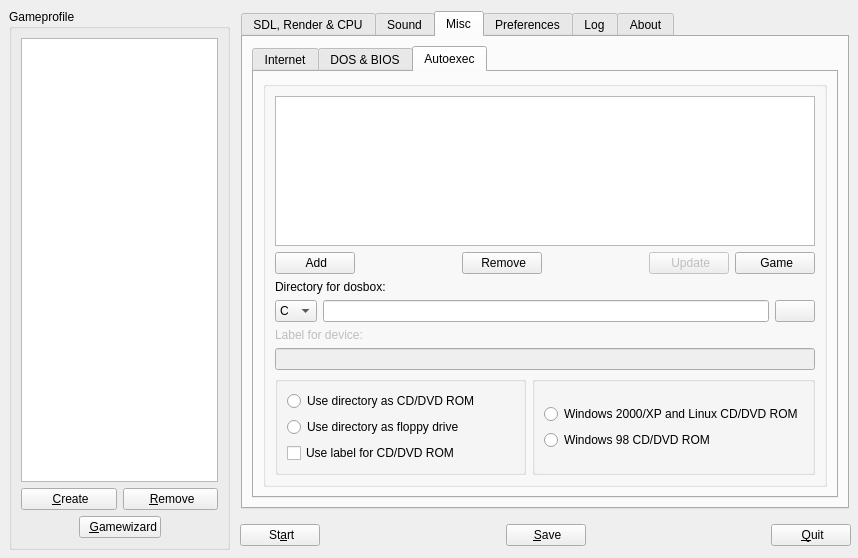
Qt form ui/dboxfe.ui (LasDesu/DBoxFE) before a commit.
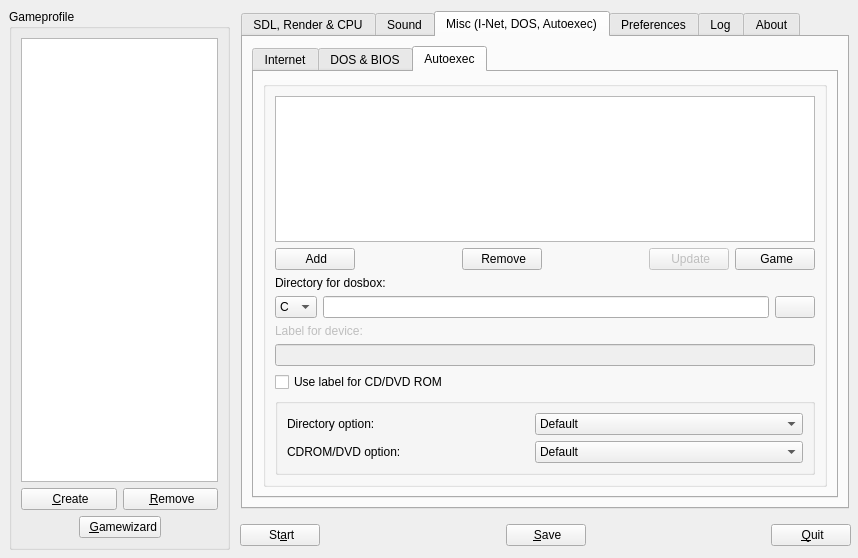
The same form after that commit. The open tabs and pages were chosen to show the change. Icons and pictures are not drawn.

```diff
--- a/ui/dboxfe.ui
+++ b/ui/dboxfe.ui
@@ -2502,7 +2502,7 @@
    </widget>
    <widget class="QWidget" name="tbMiscCfg" >
     <attribute name="title" >
-     <string>Misc</string>
+     <string>Misc (I-Net, DOS, Autoexec)</string>
     </attribute>
     <layout class="QGridLayout" >
      <property name="margin" >
@@ -3381,7 +3381,141 @@
             <property name="spacing" >
              <number>6</number>
             </property>
-            <item row="1" column="0" colspan="2" >
+            <item row="3" column="0" >
+             <layout class="QVBoxLayout" >
+              <property name="margin" >
+               <number>0</number>
+              </property>
+              <property name="spacing" >
+               <number>6</number>
+              </property>
+              <item>
+               <widget class="QLabel" name="lblDeviceName" >
+                <property name="enabled" >
+                 <bool>false</bool>
+                </property>
+                <property name="text" >
+                 <string>Label for device:</string>
+                </property>
+               </widget>
+              </item>
+              <item>
+               <widget class="QLineEdit" name="LEDeviceLabel" >
+                <property name="enabled" >
+                 <bool>false</bool>
+                </property>
+               </widget>
+              </item>
+              <item>
+               <widget class="QCheckBox" name="chkBoxLabelCDDVD" >
+                <property name="text" >
+                 <string>Use label for CD/DVD ROM</string>
+                </property>
+               </widget>
+              </item>
+             </layout>
+            </item>
+            <item row="4" column="0" >
+             <widget class="QGroupBox" name="groupBox_3" >
+              <property name="title" >
+               <string/>
+              </property>
+              <layout class="QGridLayout" >
+               <property name="margin" >
+                <number>9</number>
+               </property>
+               <property name="spacing" >
+                <number>6</number>
+               </property>
+               <item row="0" column="0" >
+                <layout class="QHBoxLayout" >
+                 <property name="margin" >
+                  <number>0</number>
+                 </property>
+                 <property name="spacing" >
+                  <number>6</number>
+                 </property>
+                 <item>
+                  <layout class="QVBoxLayout" >
+                   <property name="margin" >
+                    <number>0</number>
+                   </property>
+                   <property name="spacing" >
+                    <number>6</number>
+                   </property>
+                   <item>
+                    <widget class="QLabel" name="label_23" >
+                     <property name="text" >
+                      <string>Directory option:</string>
+                     </property>
+                    </widget>
+                   </item>
+                   <item>
+                    <widget class="QLabel" name="label_24" >
+                     <property name="text" >
+                      <string>CDROM/DVD option:</string>
+                     </property>
+                    </widget>
+                   </item>
+                  </layout>
+                 </item>
+                 <item>
+                  <layout class="QVBoxLayout" >
+                   <property name="margin" >
+                    <number>0</number>
+                   </property>
+                   <property name="spacing" >
+                    <number>6</number>
+                   </property>
+                   <item>
+                    <widget class="QComboBox" name="cbxAutoexecDirectoryOption" >
+                     <item>
+                      <property name="text" >
+                       <string>Default</string>
+                      </property>
+                     </item>
+                     <item>
+                      <property name="text" >
+                       <string>Use directory as CD/DVD ROM</string>
+                      </property>
+                     </item>
+                     <item>
+                      <property name="text" >
+                       <string>Use directory as floppy drive</string>
+                      </property>
+                     </item>
+                    </widget>
+                   </item>
+                   <item>
+                    <widget class="QComboBox" name="cbxAutoexecCDDVDROMOption" >
+                     <item>
+                      <property name="text" >
+                       <string>Default</string>
+                      </property>
+                     </item>
+                     <item>
+                      <property name="text" >
+                       <string>Windows 2000/XP and Linux CD/DVD ROM</string>
+                      </property>
+                     </item>
+                     <item>
+                      <property name="text" >
+                       <string>Windows 98 CD/DVD ROM</string>
+                      </property>
+                     </item>
+                    </widget>
+                   </item>
+                  </layout>
+                 </item>
+                </layout>
+               </item>
+              </layout>
+             </widget>
+            </item>
+            <item row="0" column="0" >
+             <widget class="QListWidget" name="lwAutoexec" />
+            </item>
+            <item row="1" column="0" >
              <layout class="QHBoxLayout" >
               <property name="margin" >
                <number>0</number>
@@ -3463,37 +3597,7 @@
               </item>
              </layout>
             </item>
-            <item row="3" column="0" colspan="2" >
-             <layout class="QVBoxLayout" >
-              <property name="margin" >
-               <number>0</number>
-              </property>
-              <property name="spacing" >
-               <number>6</number>
-              </property>
-              <item>
-               <widget class="QLabel" name="lblDeviceName" >
-                <property name="enabled" >
-                 <bool>false</bool>
-                </property>
-                <property name="text" >
-                 <string>Label for device:</string>
-                </property>
-               </widget>
-              </item>
-              <item>
-               <widget class="QLineEdit" name="LEDeviceLabel" >
-                <property name="enabled" >
-                 <bool>false</bool>
-                </property>
-               </widget>
-              </item>
-             </layout>
-            </item>
-            <item row="0" column="0" colspan="2" >
-             <widget class="QListWidget" name="lwAutoexec" />
-            </item>
-            <item row="2" column="0" colspan="2" >
+            <item row="2" column="0" >
              <layout class="QVBoxLayout" >
               <property name="margin" >
                <number>0</number>
@@ -3654,91 +3758,6 @@
               </item>
              </layout>
             </item>
-            <item row="4" column="0" >
-             <widget class="QGroupBox" name="groupBox" >
-              <property name="title" >
-               <string/>
-              </property>
-              <layout class="QGridLayout" >
-               <property name="margin" >
-                <number>9</number>
-               </property>
-               <property name="spacing" >
-                <number>6</number>
-               </property>
-               <item row="0" column="0" >
-                <layout class="QVBoxLayout" >
-                 <property name="margin" >
-                  <number>0</number>
-                 </property>
-                 <property name="spacing" >
-                  <number>6</number>
-                 </property>
-                 <item>
-                  <widget class="QRadioButton" name="rbtnCDDVD" >
-                   <property name="text" >
-                    <string>Use directory as CD/DVD ROM</string>
-                   </property>
-                  </widget>
-                 </item>
-                 <item>
-                  <widget class="QRadioButton" name="rbtnFloppy" >
-                   <property name="text" >
-                    <string>Use directory as floppy drive</string>
-                   </property>
-                  </widget>
-                 </item>
-                 <item>
-                  <widget class="QCheckBox" name="chkBoxLabelCDDVD" >
-                   <property name="text" >
-                    <string>Use label for CD/DVD ROM</string>
-                   </property>
-                  </widget>
-                 </item>
-                </layout>
-               </item>
-              </layout>
-             </widget>
-            </item>
-            <item row="4" column="1" >
-             <widget class="QGroupBox" name="groupBox_3" >
-              <property name="title" >
-               <string/>
-              </property>
-              <layout class="QGridLayout" >
-               <property name="margin" >
-                <number>9</number>
-               </property>
-               <property name="spacing" >
-                <number>6</number>
-               </property>
-               <item row="0" column="0" >
-                <layout class="QVBoxLayout" >
-                 <property name="margin" >
-                  <number>0</number>
-                 </property>
-                 <property name="spacing" >
-                  <number>6</number>
-                 </property>
-                 <item>
-                  <widget class="QRadioButton" name="rbtnWin2kXPLin" >
-                   <property name="text" >
-                    <string>Windows 2000/XP and Linux CD/DVD ROM</string>
-                   </property>
-                  </widget>
-                 </item>
-                 <item>
-                  <widget class="QRadioButton" name="rbtnWin98" >
-                   <property name="text" >
-                    <string>Windows 98 CD/DVD ROM</string>
-                   </property>
-                  </widget>
-                 </item>
-                </layout>
-               </item>
-              </layout>
-             </widget>
-            </item>
            </layout>
           </widget>
          </item>
```
Left out of the diff: 69 changed lines with no effect on the pictures.
